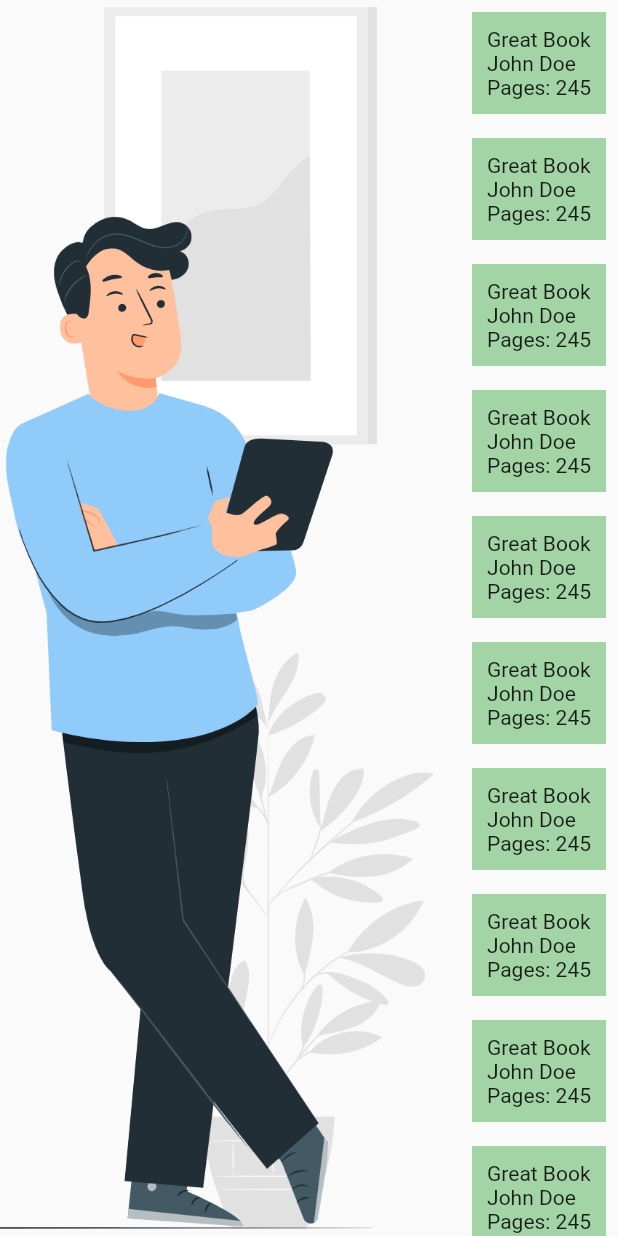
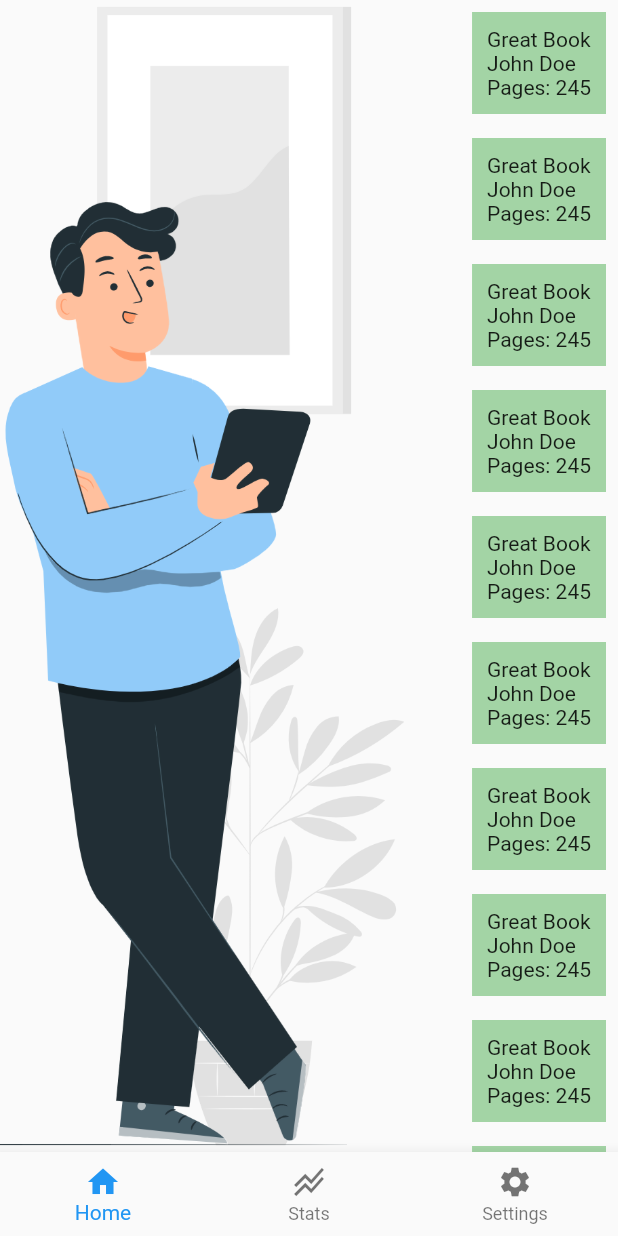
Before and after one commit to kves/read_app, a Flutter app: the screen it shows after launch, on a phone screen of 412 x 824 dp. Run offline on Flutter 3.47's test engine with Material 2 defaults, Android fonts, the phone set to English and light mode, and no system bars.

Commit message:
navigation bar with 3 pages - home, stats, settings

```diff
--- a/lib/main.dart
+++ b/lib/main.dart
@@ -1,4 +1,5 @@
 import 'package:flutter/material.dart';
+import 'package:read_app/pages/main_page.dart';
 
 import 'pages/home_page.dart';
 
@@ -16,7 +17,7 @@ class MyApp extends StatelessWidget {
       theme: ThemeData(
         primarySwatch: Colors.blue,
       ),
-      home: const HomePage(),
+      home: const MainPage(),
     );
   }
 }
--- a/lib/pages/home_page.dart
+++ b/lib/pages/home_page.dart
@@ -14,7 +14,9 @@ class _HomePageState extends State<HomePage> {
       body: SafeArea(
         child: Stack(
           children: [
-            Image.asset('lib/assets/images/reading_man.png'),
+            Image.asset(
+              'lib/assets/images/reading_man.png',
+            ),
             SingleChildScrollView(
               child: Align(
                 alignment: Alignment.bottomRight,
--- /dev/null
+++ b/lib/pages/main_page.dart
@@ -0,0 +1,47 @@
+import 'package:flutter/material.dart';
+import 'package:flutter/src/widgets/framework.dart';
+import 'package:flutter/src/widgets/placeholder.dart';
+import 'package:read_app/pages/home_page.dart';
+import 'package:read_app/pages/settings_page.dart';
+import 'package:read_app/pages/stats_page.dart';
+
+class MainPage extends StatefulWidget {
+  const MainPage({super.key});
+
+  @override
+  State<MainPage> createState() => _MainPageState();
+}
+
+class _MainPageState extends State<MainPage> {
+  List navPages = [
+    HomePage(),
+    StatsPage(),
+    SettingsPage(),
+  ];
+
+  int currentIndex = 0;
+
+  void onTap(int index) {
+    setState(() {
+      currentIndex = index;
+    });
+  }
+
+  @override
+  Widget build(BuildContext context) {
+    return Scaffold(
+      body: navPages[currentIndex],
+      bottomNavigationBar: BottomNavigationBar(
+        onTap: onTap,
+        currentIndex: currentIndex,
+        items: const [
+          BottomNavigationBarItem(icon: Icon(Icons.home), label: 'Home'),
+          BottomNavigationBarItem(
+              icon: Icon(Icons.stacked_line_chart_sharp), label: 'Stats'),
+          BottomNavigationBarItem(
+              icon: Icon(Icons.settings), label: 'Settings'),
+        ],
+      ),
+    );
+  }
+}
```
Also changed, not shown: lib/pages/settings_page.dart (added, +16 -0 lines), lib/pages/stats_page.dart (added, +16 -0 lines).
